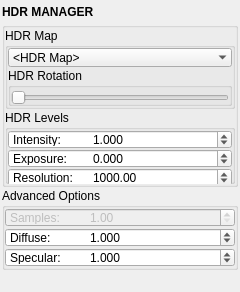
Old version of the form blendertk/light_utils/hdr_manager.ui in the repository m3trik/blendertk.
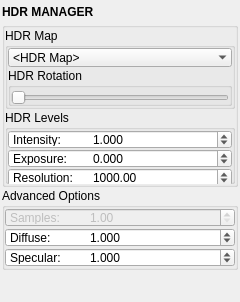
New version of the form. Custom widgets are drawn as their Qt base class.

The edit to the form file:
```diff
--- a/blendertk/light_utils/hdr_manager.ui
+++ b/blendertk/light_utils/hdr_manager.ui
@@ -525,6 +525,9 @@
         <property name="orientation">
          <enum>Qt::Vertical</enum>
         </property>
+        <property name="sizeType">
+         <enum>QSizePolicy::Fixed</enum>
+        </property>
         <property name="sizeHint" stdset="0">
          <size>
           <width>0</width>
```
Left out of the diff: 6 changed lines with no effect on the pictures.
